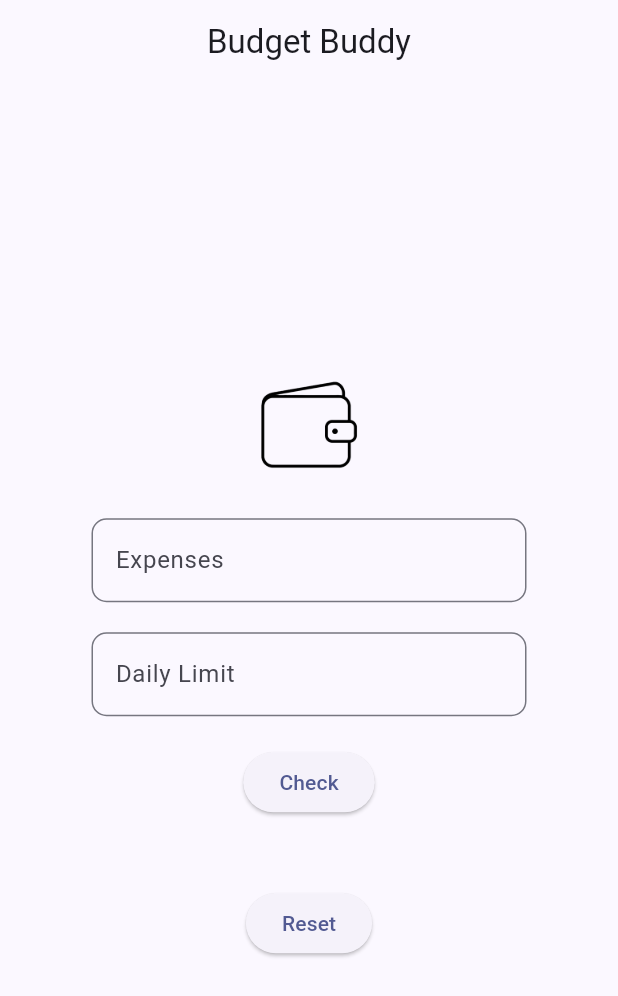
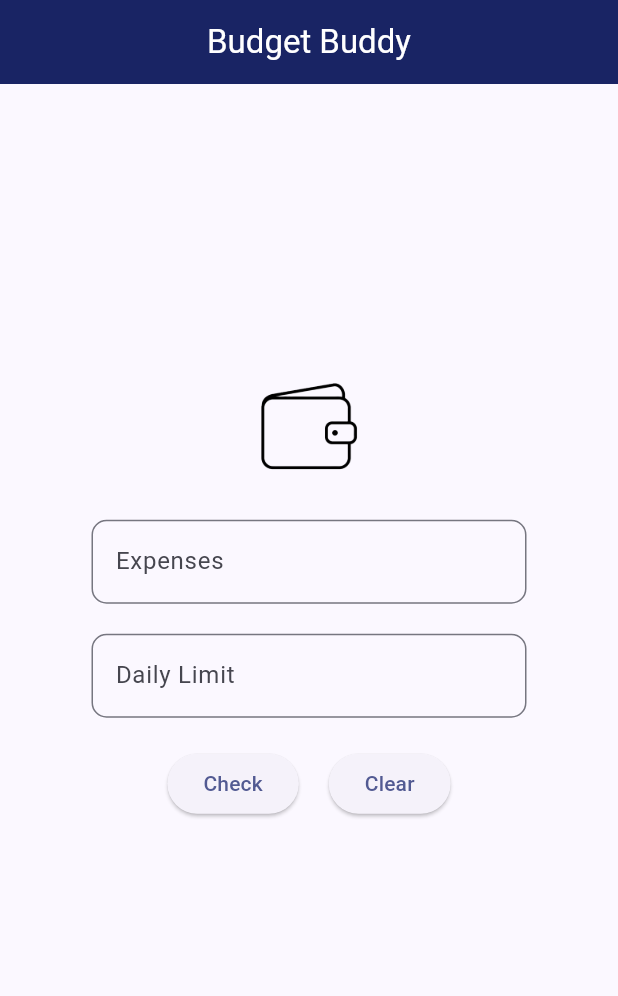
Before and after one commit to alyyasaleh/Budget-Buddy, a Flutter app: the screen it shows after launch, on a phone screen of 412 x 824 dp. Shown: the top 996 px of the screen. Run offline on Flutter 3.47's test engine with Material 3 defaults, Android fonts, the phone set to English and light mode, and no system bars; our stand-ins replace audioplayers.

Commit message:
change 2

```diff
--- a/lib/main.dart
+++ b/lib/main.dart
@@ -32,6 +32,7 @@ TextEditingController dailyLimit = TextEditingController();
 
 String result = " ";
 String balance = " ";
+String imagePath = "";
  final player = AudioPlayer();
 
 
@@ -54,10 +55,16 @@ String balance = " ";
 
       if (expense < limit) {
         result = "Within budget";
+        imagePath = 'assets/images/ok.png';
+        player.play(AssetSource('audio/ok.mp3'));
       } else if (expense == limit) {
         result = "Limit reached ⚠️";
+        imagePath = 'assets/images/warning.png';
+        player.play(AssetSource('audio/ohno.mp3'));
       } else {
         result = "Over budget 🚨";
+        imagePath = 'assets/images/limit.png';
+        player.play(AssetSource('audio/mwahahaha.mp3'));
       }
     });
   }
@@ -68,6 +75,8 @@ String balance = " ";
     return Scaffold(
       appBar: AppBar(
         title: Text("Budget Buddy"),
+        backgroundColor: Color.fromARGB(255, 25, 36, 100),
+        foregroundColor: Colors.white,
         centerTitle: true,
       ),
       body: Center(
@@ -105,12 +114,24 @@ String balance = " ";
               ),
             ),
             const SizedBox(height: 20),
-            ElevatedButton(
-              onPressed: checkExpense,
-              child: const Text("Check"),
+            Row(
+              mainAxisAlignment: MainAxisAlignment.center,
+              children: [
+                ElevatedButton(
+                  onPressed: checkExpense,
+                  child: const Text("Check"),
+                ),
+                SizedBox(width: 20),
+                ElevatedButton(
+                  onPressed: () {
+                    resetFields();
+                  },
+                  child: Text("Clear"),
+                ),
+              ],
             ),
             const SizedBox(height: 20),
-            Row(
+            Column(
               mainAxisAlignment: MainAxisAlignment.center,
               children: [
                 Text(result, style: TextStyle(fontSize: 18)),
@@ -118,12 +139,10 @@ String balance = " ";
                 Text(balance, style: TextStyle(fontSize: 18)),
               ],
             ),
-            ElevatedButton(
-              onPressed: () {
-                resetFields();
-              },
-              child: Text("Reset"),
-            ),
+
+            const SizedBox(height: 20),
+            if (imagePath.isNotEmpty)
+              Image.asset(imagePath, height: 150, width: 150),
           ],
         ),
       ),
```
